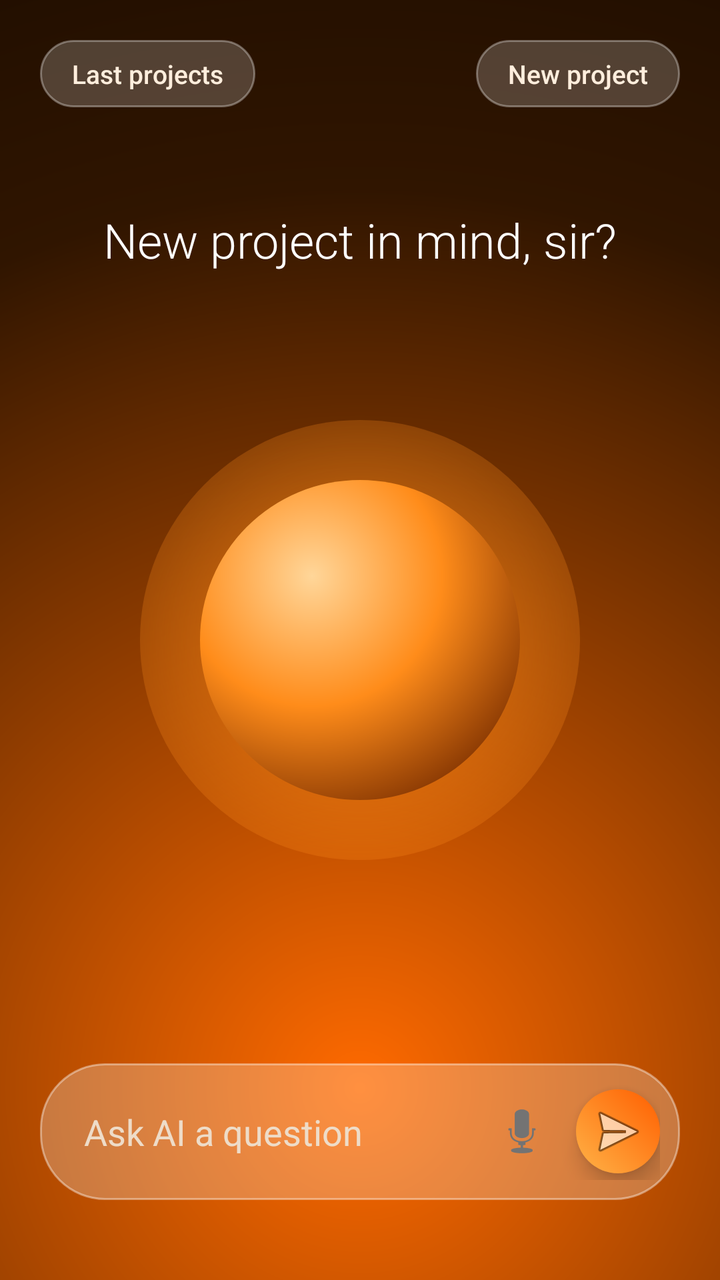
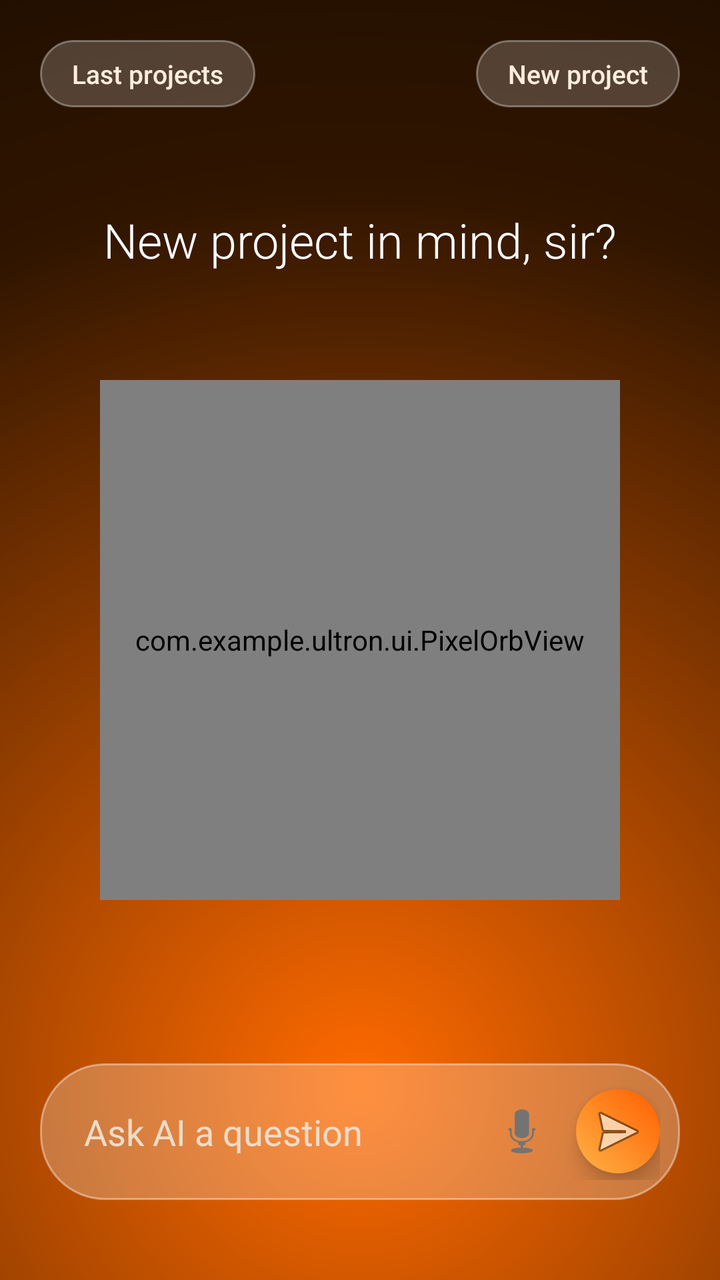

Two renders of the same Android screen: before a commit and after it. Below are the layout's source before the change and the commit's diff.
<!-- AndroidManifest.xml: application theme Theme.Ultron.NoActionBar -->
<!-- res/layout/activity_main.xml -->
<?xml version="1.0" encoding="utf-8"?>
<RelativeLayout xmlns:android="http://schemas.android.com/apk/res/android"
    android:layout_width="match_parent"
    android:layout_height="match_parent"
    android:background="@drawable/bg_gradient">

    <LinearLayout
        android:id="@+id/headerRow"
        android:layout_width="match_parent"
        android:layout_height="wrap_content"
        android:layout_alignParentTop="true"
        android:orientation="horizontal"
        android:padding="20dp"
        android:paddingTop="70dp">

        <TextView
            android:layout_width="wrap_content"
            android:layout_height="wrap_content"
            android:text="Last projects"
            android:textColor="#FFEEDD"
            android:textSize="13sp"
            android:fontFamily="sans-serif-medium"
            android:background="@drawable/pill_button_bg"
            android:paddingHorizontal="16dp"
            android:paddingVertical="8dp"/>

        <View
            android:layout_width="0dp"
            android:layout_height="1dp"
            android:layout_weight="1"/>

        <TextView
            android:layout_width="wrap_content"
            android:layout_height="wrap_content"
            android:text="New project"
            android:textColor="#FFEEDD"
            android:textSize="13sp"
            android:fontFamily="sans-serif-medium"
            android:background="@drawable/pill_button_bg"
            android:paddingHorizontal="16dp"
            android:paddingVertical="8dp"/>

    </LinearLayout>

    <TextView
        android:id="@+id/greetingText"
        android:layout_width="match_parent"
        android:layout_height="wrap_content"
        android:layout_below="@id/headerRow"
        android:layout_marginTop="30dp"
        android:text="New project in mind, sir?"
        android:textColor="#FFFFFF"
        android:textSize="24sp"
        android:fontFamily="sans-serif-light"
        android:gravity="center"
        android:paddingHorizontal="32dp"/>

    <FrameLayout
        android:id="@+id/orbContainer"
        android:layout_width="220dp"
        android:layout_height="220dp"
        android:layout_centerInParent="true">

        <ImageView
            android:id="@+id/orbGlow"
            android:layout_width="match_parent"
            android:layout_height="match_parent"
            android:src="@drawable/orb_glow"/>

        <ImageView
            android:id="@+id/orbCore"
            android:layout_width="160dp"
            android:layout_height="160dp"
            android:layout_gravity="center"
            android:src="@drawable/orb_core"/>

    </FrameLayout>

    <TextView
        android:id="@+id/statusText"
        android:layout_width="match_parent"
        android:layout_height="wrap_content"
        android:layout_above="@+id/inputBar"
        android:layout_marginBottom="24dp"
        android:paddingHorizontal="32dp"
        android:text=""
        android:textColor="#FFFFFF"
        android:textSize="16sp"
        android:gravity="center"/>

    <LinearLayout
        android:id="@+id/inputBar"
        android:layout_width="match_parent"
        android:layout_height="wrap_content"
        android:layout_alignParentBottom="true"
        android:layout_marginBottom="40dp"
        android:orientation="horizontal"
        android:gravity="center_vertical"
        android:background="@drawable/input_bar_bg"
        android:padding="10dp"
        android:layout_marginStart="20dp"
        android:layout_marginEnd="20dp"
        android:elevation="12dp">

        <EditText
            android:id="@+id/inputText"
            android:layout_width="0dp"
            android:layout_height="wrap_content"
            android:layout_weight="1"
            android:hint="Ask AI a question"
            android:background="@android:color/transparent"
            android:padding="12dp"
            android:textColor="#FFFFFF"
            android:textColorHint="#EEDCC8"/>

        <ImageButton
            android:id="@+id/voiceButton"
            android:layout_width="42dp"
            android:layout_height="42dp"
            android:layout_marginEnd="6dp"
            android:background="@android:color/transparent"
            android:src="@android:drawable/ic_btn_speak_now"
            android:contentDescription="Voice"/>

        <ImageButton
            android:id="@+id/sendButton"
            android:layout_width="42dp"
            android:layout_height="42dp"
            android:background="@drawable/send_button_bg"
            android:src="@android:drawable/ic_menu_send"
            android:padding="10dp"
            android:elevation="6dp"
            android:contentDescription="Send"/>

    </LinearLayout>

</RelativeLayout>
<!-- resources referenced by this layout -->
<resources>
  <!-- drawable bg_gradient (drawable) -->
  <?xml version="1.0" encoding="utf-8"?>
  <shape xmlns:android="http://schemas.android.com/apk/res/android"
      android:shape="rectangle">
      <gradient
          android:type="radial"
          android:gradientRadius="900dp"
          android:centerX="0.5"
          android:centerY="0.85"
          android:startColor="#FF6A00"
          android:centerColor="#301500"
          android:endColor="#000000"/>
  </shape>
  <!-- drawable input_bar_bg (drawable) -->
  <?xml version="1.0" encoding="utf-8"?>
  <layer-list xmlns:android="http://schemas.android.com/apk/res/android">
      <item>
          <shape android:shape="rectangle">
              <solid android:color="#40FFFFFF"/>
              <corners android:radius="32dp"/>
              <stroke android:width="1dp" android:color="#66FFFFFF"/>
          </shape>
      </item>
  </layer-list>
  <!-- drawable orb_core (drawable) -->
  <?xml version="1.0" encoding="utf-8"?>
  <shape xmlns:android="http://schemas.android.com/apk/res/android"
      android:shape="oval">
      <gradient
          android:type="radial"
          android:gradientRadius="130dp"
          android:centerX="0.35"
          android:centerY="0.3"
          android:startColor="#FFFFD699"
          android:centerColor="#FFFF8C1A"
          android:endColor="#FF7A2E00"/>
  </shape>
  <!-- drawable orb_glow (drawable) -->
  <?xml version="1.0" encoding="utf-8"?>
  <shape xmlns:android="http://schemas.android.com/apk/res/android"
      android:shape="oval">
      <gradient
          android:type="radial"
          android:gradientRadius="160dp"
          android:centerColor="#66FF8C1A"
          android:endColor="#00000000"/>
  </shape>
  <!-- drawable pill_button_bg (drawable) -->
  <?xml version="1.0" encoding="utf-8"?>
  <shape xmlns:android="http://schemas.android.com/apk/res/android"
      android:shape="rectangle">
      <solid android:color="#33FFFFFF"/>
      <corners android:radius="20dp"/>
      <stroke android:width="1dp" android:color="#55FFFFFF"/>
  </shape>
  <!-- drawable send_button_bg (drawable) -->
  <?xml version="1.0" encoding="utf-8"?>
  <shape xmlns:android="http://schemas.android.com/apk/res/android"
      android:shape="oval">
      <gradient
          android:type="linear"
          android:angle="45"
          android:startColor="#FFB347"
          android:endColor="#FF5E00"/>
  </shape>
  <style name="Theme.Ultron.NoActionBar" parent="Theme.Ultron">
          <item name="windowActionBar">false</item>
          <item name="windowNoTitle">true</item>
          <item name="android:statusBarColor">@android:color/transparent</item>
          <item name="android:windowLightStatusBar">false</item>
      </style>
  <style name="Theme.Ultron" parent="Theme.AppCompat.DayNight.DarkActionBar">
          <item name="colorPrimary">#1A1A2E</item>
          <item name="colorPrimaryDark">#0D0D1A</item>
          <item name="colorAccent">#00FF88</item>
      </style>
</resources>

<!-- the commit's change to res/layout/activity_main.xml (unified diff, before → after) -->
@@ -55,26 +55,11 @@
         android:gravity="center"
         android:paddingHorizontal="32dp"/>
 
-    <FrameLayout
-        android:id="@+id/orbContainer"
-        android:layout_width="220dp"
-        android:layout_height="220dp"
-        android:layout_centerInParent="true">
-
-        <ImageView
-            android:id="@+id/orbGlow"
-            android:layout_width="match_parent"
-            android:layout_height="match_parent"
-            android:src="@drawable/orb_glow"/>
-
-        <ImageView
-            android:id="@+id/orbCore"
-            android:layout_width="160dp"
-            android:layout_height="160dp"
-            android:layout_gravity="center"
-            android:src="@drawable/orb_core"/>
-
-    </FrameLayout>
+    <com.example.ultron.ui.PixelOrbView
+        android:id="@+id/pixelOrb"
+        android:layout_width="260dp"
+        android:layout_height="260dp"
+        android:layout_centerInParent="true"/>
 
     <TextView
         android:id="@+id/statusText"
<!-- resource entries referenced after the edit -->
@@ -24,29 +24,6 @@
           </shape>
       </item>
   </layer-list>
-  <!-- drawable orb_core (drawable) -->
-  <?xml version="1.0" encoding="utf-8"?>
-  <shape xmlns:android="http://schemas.android.com/apk/res/android"
-      android:shape="oval">
-      <gradient
-          android:type="radial"
-          android:gradientRadius="130dp"
-          android:centerX="0.35"
-          android:centerY="0.3"
-          android:startColor="#FFFFD699"
-          android:centerColor="#FFFF8C1A"
-          android:endColor="#FF7A2E00"/>
-  </shape>
-  <!-- drawable orb_glow (drawable) -->
-  <?xml version="1.0" encoding="utf-8"?>
-  <shape xmlns:android="http://schemas.android.com/apk/res/android"
-      android:shape="oval">
-      <gradient
-          android:type="radial"
-          android:gradientRadius="160dp"
-          android:centerColor="#66FF8C1A"
-          android:endColor="#00000000"/>
-  </shape>
   <!-- drawable pill_button_bg (drawable) -->
   <?xml version="1.0" encoding="utf-8"?>
   <shape xmlns:android="http://schemas.android.com/apk/res/android"
